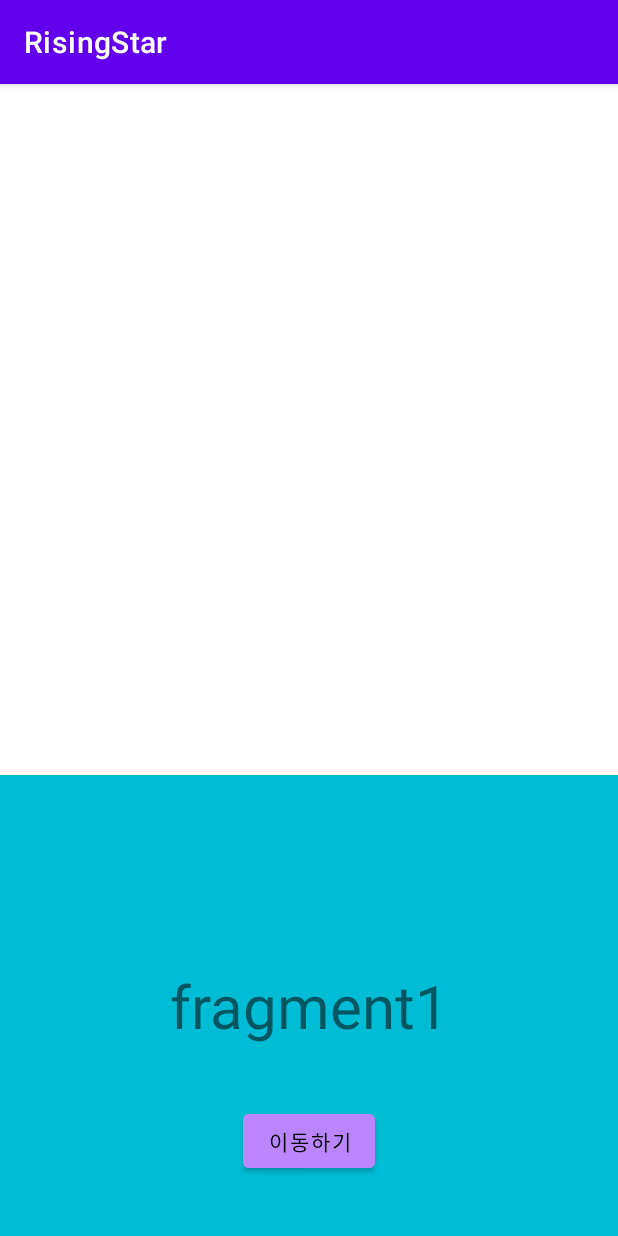
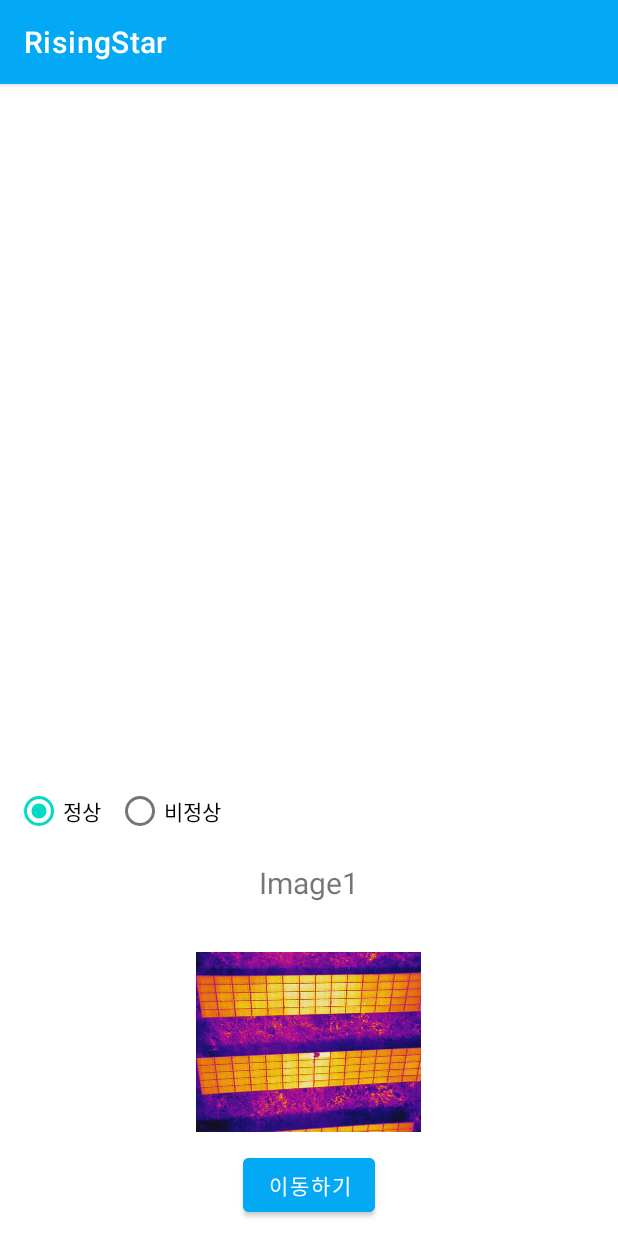
Before and after one commit to RyuJinHyeok/Abnormal_PV_Panel_Detection_Service, an Android app: the screen it shows after launch (MainActivity), on a phone screen of 412 x 824 dp. Run offline under Robolectric (Android 15) with nearby library versions, the phone set to English and light mode, and no system bars; libraries missing offline, so code that uses them is left out: com.opencsv, com.opencsv.exceptions, net.daum.mf; 6 statements that could not run were skipped.

Commit message:
UI 변경 및 수정 완료

```diff
--- a/app/build.gradle
+++ b/app/build.gradle
@@ -35,6 +35,7 @@ android {
 dependencies {
 
     implementation "androidx.viewpager2:viewpager2:1.0.0"
+    implementation 'com.opencsv:opencsv:5.6'
 
     implementation 'androidx.appcompat:appcompat:1.5.1'
     implementation 'com.google.android.material:material:1.7.0'
--- a/app/src/main/java/com/example/risingstar/ImageInfoFragment.java
+++ b/app/src/main/java/com/example/risingstar/ImageInfoFragment.java
@@ -1,5 +1,7 @@
 package com.example.risingstar;
 
+import android.graphics.Bitmap;
+import android.graphics.BitmapFactory;
 import android.graphics.Color;
 import android.os.Bundle;
 
@@ -10,6 +12,7 @@ import android.view.LayoutInflater;
 import android.view.View;
 import android.view.ViewGroup;
 import android.widget.Button;
+import android.widget.ImageView;
 import android.widget.TextView;
 
 import net.daum.mf.map.api.CameraUpdateFactory;
@@ -17,28 +20,35 @@ import net.daum.mf.map.api.MapPOIItem;
 import net.daum.mf.map.api.MapPoint;
 import net.daum.mf.map.api.MapView;
 
+import java.io.IOException;
+import java.io.InputStream;
+import java.net.HttpURLConnection;
+import java.net.MalformedURLException;
+import java.net.URL;
+
 public class ImageInfoFragment extends Fragment {
 
     public static MapView mapView;
 
+    private ImageView imageView;
+    private Button button;
+    private Bitmap bitmap;
+
     private static String NUM = "fragment_num";
-    private static String COLOR = "color";
     private static String LATITUDE = "latitude";
     private static String LONGITUDE = "longitude";
 
     private int num;
-    private String color;
     private double latitude, longitude;
 
     public ImageInfoFragment() {
         // Required empty public constructor
     }
 
-    public static ImageInfoFragment newInstance(int num, String color, Location location) {
+    public static ImageInfoFragment newInstance(int num, Location location) {
         ImageInfoFragment fragment = new ImageInfoFragment();
         Bundle args = new Bundle();
         args.putInt(NUM, num);
-        args.putString(COLOR, color);
         args.putDouble(LATITUDE, location.getLatitude());
         args.putDouble(LONGITUDE, location.getLongitude());
         fragment.setArguments(args);
@@ -50,7 +60,6 @@ public class ImageInfoFragment extends Fragment {
         super.onCreate(savedInstanceState);
         if (getArguments() != null) {
             num = getArguments().getInt(NUM);
-            color = getArguments().getString(COLOR);
             latitude = getArguments().getDouble(LATITUDE);
             longitude = getArguments().getDouble(LONGITUDE);
         }
@@ -62,21 +71,55 @@ public class ImageInfoFragment extends Fragment {
 
         View v = inflater.inflate(R.layout.fragment_image_info, container, false);
 
-        ConstraintLayout viewPage = (ConstraintLayout) v.findViewById(R.id.viewPage);
-        TextView text = (TextView) v.findViewById(R.id.text);
-        Button button = (Button) v.findViewById(R.id.button);
+        imageView = (ImageView) v.findViewById(R.id.image);
+        button = (Button) v.findViewById(R.id.button);
 
-        viewPage.setBackgroundColor(Color.parseColor(color));
-        text.setText("fragment" + num);
         button.setOnClickListener(view -> {
             movePosition(latitude, longitude);
         });
+
+        imageView.setImageDrawable(getResources().getDrawable(R.drawable.image1));
+
+//        Thread thread = new Thread() {
+//            @Override
+//            public void run() {
+//                try {
+//                    URL url = new URL("http://168.131.30.102:31846/lab/tree/data/voltaic_team1/dataset_300ea/Test_Solar_Image_001.JPG");
+//
+//
+//                    HttpURLConnection connection = (HttpURLConnection) url.openConnection();
+//
+//                    connection.setDoInput(true);
+//                    connection.connect();
+//
+//                    InputStream is = connection.getInputStream();
+//                    bitmap = BitmapFactory.decodeStream(is);
+//
+//                } catch (MalformedURLException e) {
+//                    e.printStackTrace();
+//                } catch (IOException e) {
+//                    e.printStackTrace();
+//                }
+//            }
+//        };
+//        thread.start();
+//
+//        try {
+//            thread.join();
+//
+//            imageView.setImageBitmap(bitmap);
+//        } catch (InterruptedException e) {
+//            e.printStackTrace();
+//        }
 
         return v;
     }
 
     // 입력한 위도 경도로 카메라 이동하는 함수
     private void movePosition(double latitude, double longitude) {
+
+        // 지도에 표시된 POI 삭제
+        mapView.removeAllPOIItems();
 
         MapPoint testPoint = MapPoint.mapPointWithGeoCoord(latitude, longitude);
 
@@ -89,7 +132,7 @@ public class ImageInfoFragment extends Fragment {
         mapView.addPOIItem(marker);
 
         // 카메라 이동
-        mapView.moveCamera(CameraUpdateFactory.newMapPoint(testPoint, -2));
+        mapView.moveCamera(CameraUpdateFactory.newMapPoint(testPoint, MapView.MIN_ZOOM_LEVEL));
 
         // 카메라 이동 시 현재 위치 트랙킹 모드 off
         mapView.setCurrentLocationTrackingMode(MapView.CurrentLocationTrackingMode.TrackingModeOff);
--- a/app/src/main/java/com/example/risingstar/MainActivity.java
+++ b/app/src/main/java/com/example/risingstar/MainActivity.java
@@ -11,16 +11,27 @@ import android.Manifest;
 
 import android.content.pm.PackageManager;
 
+import android.content.res.AssetManager;
 import android.os.Build;
 import android.os.Build.VERSION;
 import android.os.Bundle;
 
+import android.util.Log;
 import android.view.ViewGroup;
+import android.widget.RadioButton;
+import android.widget.RadioGroup;
 
 import com.example.risingstar.databinding.ActivityMainBinding;
+import com.opencsv.CSVReader;
+import com.opencsv.exceptions.CsvException;
 
 import net.daum.mf.map.api.MapPoint;
 import net.daum.mf.map.api.MapView;
+
+import java.io.IOException;
+import java.io.InputStream;
+import java.io.InputStreamReader;
+import java.util.List;
 
 public class MainActivity extends AppCompatActivity implements MapView.CurrentLocationEventListener, MapView.MapViewEventListener {
 
@@ -28,12 +39,16 @@ public class MainActivity extends AppCompatActivity implements MapView.CurrentLo
 
     private MapView mapView;
     private ViewGroup mapViewContainer;
+    private RadioGroup radioGroup;
+    private RadioButton normalBox, abnormalBox;
 
-    private int imageCount;
+    private int normalDataCnt, abnormalDataCnt;
+
     private ViewPager2 viewPager;
     private FragmentStateAdapter pagerAdapter;
 
-    private Location[] locations;
+    //private Image[]
+    private Location[] normalLocations, abnormalLocations;
 
     @Override
     protected void onCreate(Bundle savedInstanceState) {
@@ -54,24 +69,56 @@ public class MainActivity extends AppCompatActivity implements MapView.CurrentLo
         // 현재 위치 띄우기
         mapView.setCurrentLocationTrackingMode(MapView.CurrentLocationTrackingMode.TrackingModeOnWithoutHeading);
 
-
         // 변수 설정
-        imageCount = 2;
+        normalDataCnt = 2;
+        abnormalDataCnt = 2;
         ImageInfoFragment.mapView = mapView;
-        locations = new Location[imageCount];
+        normalLocations = new Location[normalDataCnt];
+        abnormalLocations = new Location[abnormalDataCnt];
 
         // locations 배열에 위치 정보 입력
-        locations[0] = new Location(34.53478333333333, 126.71063333);
-        locations[1] = new Location(34.76256111111111, 127.24103611111111);
+        normalLocations[0] = new Location(34.53478333333333, 126.71063333);
+        normalLocations[1] = new Location(34.76256111111111, 127.24103611111111);
 
+        abnormalLocations[0] = new Location(34.53478333333333, 126.71063333);
+        abnormalLocations[1] = new Location(34.76256111111111, 127.24103611111111);
+
+
+        radioGroup = binding.radioGroup;
+        normalBox = binding.normal;
+        abnormalBox = binding.abnormal;
+
+        setViewPager(true);
+        radioGroup.setOnCheckedChangeListener((radioGroup, i) -> {
+            setViewPager(normalBox.isChecked());
+        });
+    }
+
+    // csv 파일 읽어옴
+    private void loadData() throws IOException, CsvException {
+        AssetManager assetManager = this.getAssets();
+        InputStream inputStream = assetManager.open("hospital.csv");
+        CSVReader csvReader = new CSVReader(new InputStreamReader(inputStream, "EUC-KR"));
+
+        List<String[]> allContent = csvReader.readAll();
+        for(String content[] : allContent){
+            StringBuilder sb = new StringBuilder("");
+            Log.d("csv", content[19] + " 병원명: " + content[21] + " X: " + content[26] + " Y: " + content[27] );
+        }
+    }
+
+    // viewPager 띄우기
+    private void setViewPager(boolean isNormalChecked) {
         // viewPager, pagerAdapter 설정
         viewPager = binding.viewPager;
-        pagerAdapter = new MyAdapter(this, imageCount, locations);
+        pagerAdapter = new MyAdapter(this,
+                isNormalChecked ? normalDataCnt : abnormalDataCnt,
+                isNormalChecked ? normalLocations : abnormalLocations);
         viewPager.setAdapter(pagerAdapter);
         viewPager.setOrientation(ViewPager2.ORIENTATION_HORIZONTAL);
 
         viewPager.setCurrentItem(0);
-        viewPager.setOffscreenPageLimit(imageCount);
+        viewPager.setOffscreenPageLimit(isNormalChecked ? normalDataCnt : abnormalDataCnt);
 
         viewPager.registerOnPageChangeCallback(new ViewPager2.OnPageChangeCallback() {
             @Override
@@ -82,11 +129,9 @@ public class MainActivity extends AppCompatActivity implements MapView.CurrentLo
                 }
             }
         });
-
     }
 
-
-
+    // 권한 체크
     private void permissionCheck() {
         // 권한 ID 가져옴
         int permission = ContextCompat.checkSelfPermission(this,
--- a/app/src/main/java/com/example/risingstar/MyAdapter.java
+++ b/app/src/main/java/com/example/risingstar/MyAdapter.java
@@ -20,7 +20,7 @@ public class MyAdapter extends FragmentStateAdapter {
     @Override
     public Fragment createFragment(int position) {
 
-        return ImageInfoFragment.newInstance(position + 1, "#00BCD4", mLocations[position]);
+        return ImageInfoFragment.newInstance(position + 1, mLocations[position]);
 
     }
 
--- a/app/src/main/res/layout/activity_main.xml
+++ b/app/src/main/res/layout/activity_main.xml
@@ -10,21 +10,40 @@
         android:id="@+id/map_view"
         android:layout_width="match_parent"
         android:layout_height="0dp"
-        android:layout_weight="6"
-        app:layout_constraintBottom_toTopOf="@+id/linearLayout"
-        app:layout_constraintEnd_toEndOf="parent"
-        app:layout_constraintStart_toStartOf="parent"
-        app:layout_constraintTop_toTopOf="parent" />
+        android:layout_weight="6" />
+
+    <LinearLayout
+        android:layout_width="match_parent"
+        android:layout_height="0dp"
+        android:layout_weight="4"
+        android:orientation="vertical" >
+
+        <RadioGroup
+            android:id="@+id/radioGroup"
+            android:layout_width="match_parent"
+            android:layout_height="wrap_content"
+            android:orientation="horizontal">
+
+            <RadioButton
+                android:id="@+id/normal"
+                android:layout_width="wrap_content"
+                android:layout_height="wrap_content"
+                android:layout_marginHorizontal="10dp"
+                android:checked="true"
+                android:text="정상"/>
+
+            <RadioButton
+                android:id="@+id/abnormal"
+                android:layout_width="wrap_content"
+                android:layout_height="wrap_content"
+                android:text="비정상" />
+        </RadioGroup>
 
         <androidx.viewpager2.widget.ViewPager2
             android:id="@+id/viewPager"
             android:layout_width="match_parent"
-            android:layout_height="0dp"
-            android:layout_weight="4"
-            app:layout_constraintBottom_toBottomOf="parent"
-            app:layout_constraintEnd_toEndOf="parent"
-            app:layout_constraintStart_toStartOf="parent"
-            app:layout_constraintTop_toTopOf="parent">
+            android:layout_height="match_parent" />
 
-        </androidx.viewpager2.widget.ViewPager2>
+    </LinearLayout>
+
 </LinearLayout>
--- a/app/src/main/res/layout/fragment_image_info.xml
+++ b/app/src/main/res/layout/fragment_image_info.xml
@@ -1,5 +1,5 @@
 <?xml version="1.0" encoding="utf-8"?>
-<androidx.constraintlayout.widget.ConstraintLayout xmlns:android="http://schemas.android.com/apk/res/android"
+<RelativeLayout xmlns:android="http://schemas.android.com/apk/res/android"
     xmlns:app="http://schemas.android.com/apk/res-auto"
     xmlns:tools="http://schemas.android.com/tools"
     android:id="@+id/viewPage"
@@ -11,23 +11,40 @@
         android:id="@+id/text"
         android:layout_width="wrap_content"
         android:layout_height="wrap_content"
-        android:text="text"
-        android:textSize="40sp"
-        app:layout_constraintBottom_toBottomOf="parent"
-        app:layout_constraintEnd_toEndOf="parent"
-        app:layout_constraintStart_toStartOf="parent"
-        app:layout_constraintTop_toTopOf="parent" />
+        android:layout_centerHorizontal="true"
+        android:layout_alignParentTop="true"
+        android:layout_marginTop="10dp"
+        android:layout_marginBottom="10dp"
+        android:text="Image1"
+        android:textSize="20sp"/>
+
+    <RelativeLayout
+        android:layout_width="match_parent"
+        android:layout_height="wrap_content"
+        android:layout_centerInParent="true">
+
+        <ImageView
+            android:id="@+id/image"
+            android:layout_width="150dp"
+            android:layout_height="150dp"
+            android:layout_centerInParent="true"
+            app:layout_constraintBottom_toBottomOf="parent"
+            app:layout_constraintEnd_toEndOf="parent"
+            app:layout_constraintStart_toStartOf="parent"
+            app:layout_constraintTop_toTopOf="parent" />
+
+    </RelativeLayout>
 
     <Button
         android:id="@+id/button"
         android:layout_width="wrap_content"
         android:layout_height="wrap_content"
-        android:backgroundTint="@color/purple_200"
+        android:layout_centerHorizontal="true"
+        android:layout_alignParentBottom="true"
+        android:layout_marginTop="10dp"
+        android:layout_marginBottom="10dp"
+        android:backgroundTint="@color/purple_500"
         android:text="이동하기"
-        android:textColor="@color/black"
-        app:layout_constraintBottom_toBottomOf="parent"
-        app:layout_constraintEnd_toEndOf="parent"
-        app:layout_constraintStart_toStartOf="parent"
-        app:layout_constraintTop_toBottomOf="@+id/text" />
+        android:textColor="@color/white" />
 
-</androidx.constraintlayout.widget.ConstraintLayout>
+</RelativeLayout>
--- a/app/src/main/res/values/colors.xml
+++ b/app/src/main/res/values/colors.xml
@@ -1,8 +1,8 @@
 <?xml version="1.0" encoding="utf-8"?>
 <resources>
-    <color name="purple_200">#FFBB86FC</color>
-    <color name="purple_500">#FF6200EE</color>
-    <color name="purple_700">#FF3700B3</color>
+    <color name="purple_200">#00BCD4</color>
+    <color name="purple_500">#03A9F4</color>
+    <color name="purple_700">#2196F3</color>
     <color name="teal_200">#FF03DAC5</color>
     <color name="teal_700">#FF018786</color>
     <color name="black">#FF000000</color>
```
Also changed, not shown: app/src/main/res/drawable-v24/image1.jpg (added), app/src/main/res/drawable-v24/image2.jpg (added).
